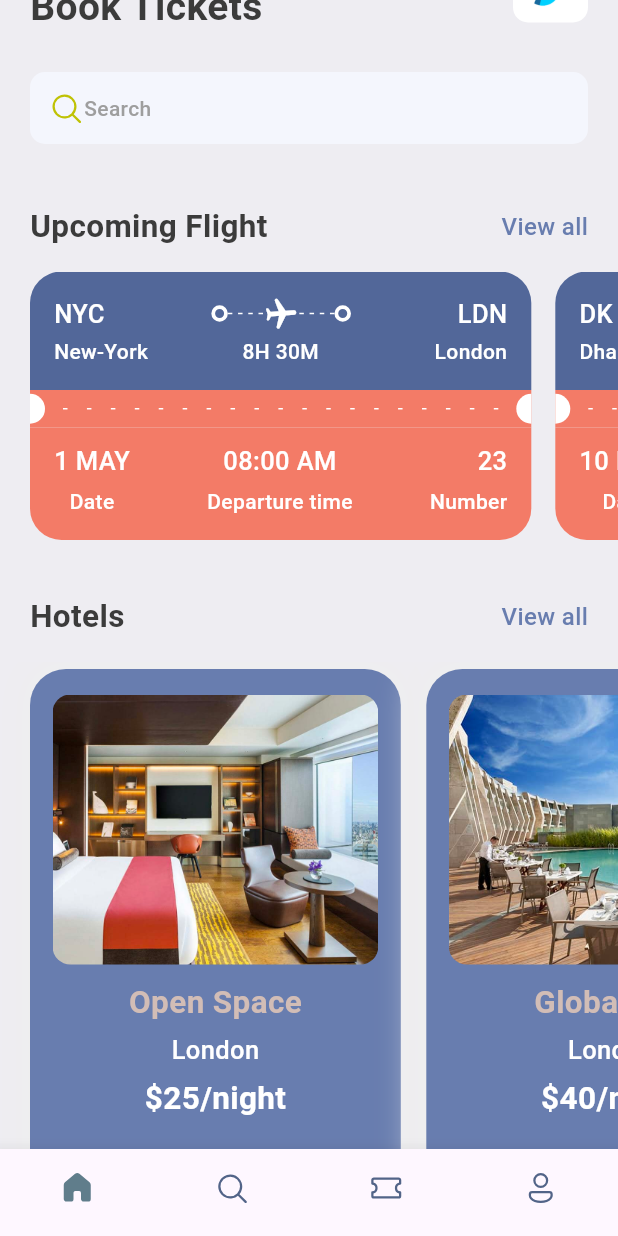
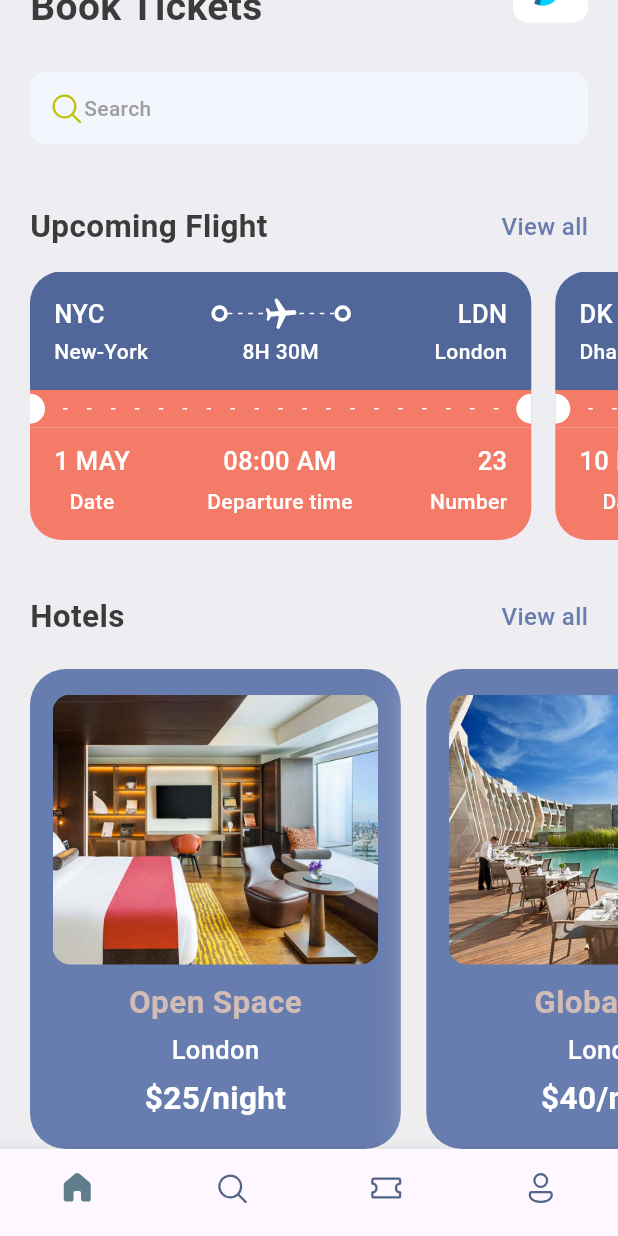
Before and after one commit to TDMWalpala/TicketToFly, a Flutter app: the screen it shows after launch, scrolled down 73 dp, on a phone screen of 412 x 824 dp. Run offline on Flutter 3.47's test engine with Material 2 defaults, Android fonts, the phone set to English and light mode, and no system bars; our stand-ins replace fluentui_icons, gap, get.

Commit message:
Added width height dynamic

```diff
--- a/lib/screens/hotels_screen.dart
+++ b/lib/screens/hotels_screen.dart
@@ -14,7 +14,7 @@ class HotelScreen extends StatelessWidget {
     final size = AppLayout.getSize(context);
     return Container(
       width: size.width * 0.6,
-      height: 350,
+      height: AppLayout.getHeight(320),
       padding: const EdgeInsets.symmetric(horizontal: 15, vertical: 17),
       margin: const EdgeInsets.only(right: 17, top: 5),
       decoration: BoxDecoration(
@@ -30,7 +30,7 @@ class HotelScreen extends StatelessWidget {
       child: Column(
         children: [
           Container(
-            height: 180,
+            height: AppLayout.getHeight(180),
             decoration: BoxDecoration(
                 borderRadius: BorderRadius.circular(12),
                 color: Styles.primaryColor,
--- a/lib/screens/ticket_view.dart
+++ b/lib/screens/ticket_view.dart
@@ -16,19 +16,19 @@ class TicketView extends StatelessWidget {
     final size = AppLayout.getSize(context);
     return SizedBox(
       width: size.width * 0.85,
-      height: 200,
+      height: AppLayout.getHeight(200),
       child: Container(
-        margin: const EdgeInsets.only(right: 16),
+        margin: EdgeInsets.only(right: AppLayout.getHeight(16)),
         child: Column(
           children: [
             // showing blue card
             Container(
-              decoration: const BoxDecoration(
+              decoration: BoxDecoration(
                   color: Color(0xFF526799),
                   borderRadius: BorderRadius.only(
-                      topLeft: Radius.circular(21),
+                      topLeft: Radius.circular(AppLayout.getHeight(21)),
                       topRight: Radius.circular(21))),
-              padding: const EdgeInsets.all(16),
+              padding:  EdgeInsets.all(AppLayout.getHeight(16)),
               child: Column(
                 children: [
                   Row(
@@ -106,7 +106,7 @@ class TicketView extends StatelessWidget {
                             Styles.headLineStyle4.copyWith(color: Colors.white),
                       ),
                       SizedBox(
-                        width: 100,
+                        width: AppLayout.getWidth(100),
                         child: Text(
                           ticket['to']['name'],
                           textAlign: TextAlign.end,
@@ -124,8 +124,8 @@ class TicketView extends StatelessWidget {
               // color: const Color(0xFFF37B67),
               child: Row(children: [
                 SizedBox(
-                  height: 20,
-                  width: 10,
+                  height:  AppLayout.getHeight(20),
+                  width:  AppLayout.getWidth(10),
                   child: DecoratedBox(
                       decoration: BoxDecoration(
                           color: Colors.white,
--- a/lib/utils/app_layout.dart
+++ b/lib/utils/app_layout.dart
@@ -1,7 +1,26 @@
 import 'package:flutter/widgets.dart';
+import 'package:get/get.dart';
 
 class AppLayout {
   static getSize(BuildContext context) {
     return MediaQuery.of(context).size;
   }
+
+  static getScreenHeight() {
+    return Get.height;
+  }
+
+  static getScreenWidth() {
+    return Get.width;
+  }
+
+  static getHeight(double pixels) {
+    double x = getScreenHeight()/ pixels;
+    return getScreenHeight() / x;
+  }
+
+   static getWidth(double pixels) {
+    double x = getScreenWidth() / pixels;
+    return getScreenWidth() / x;
+  }
 }
```
